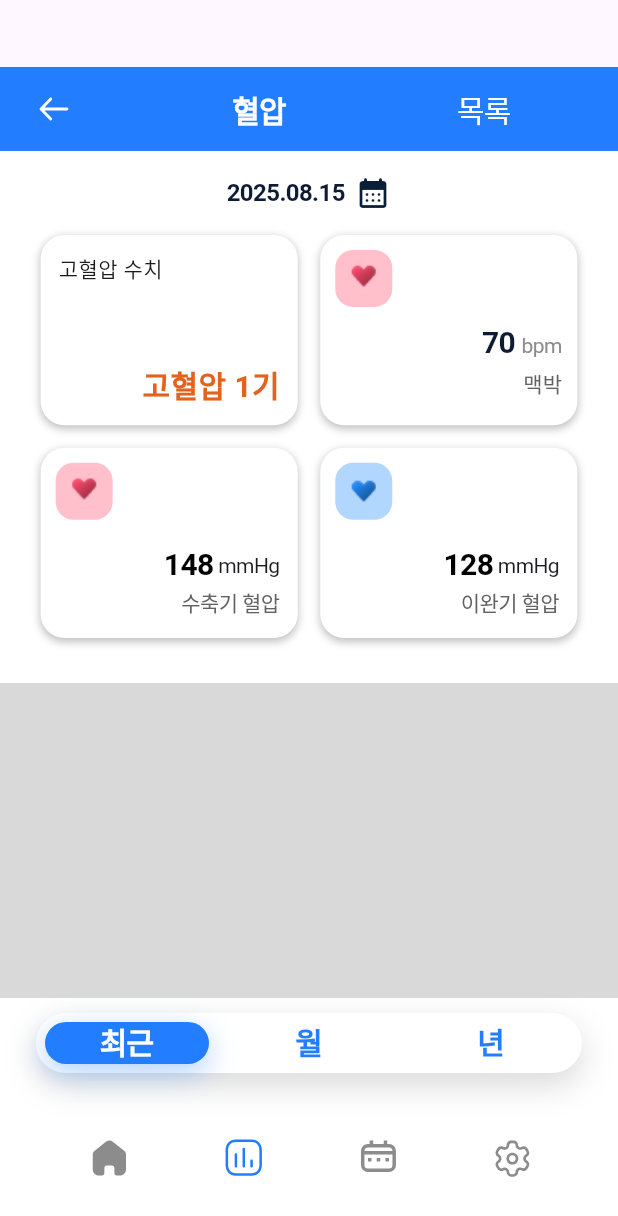
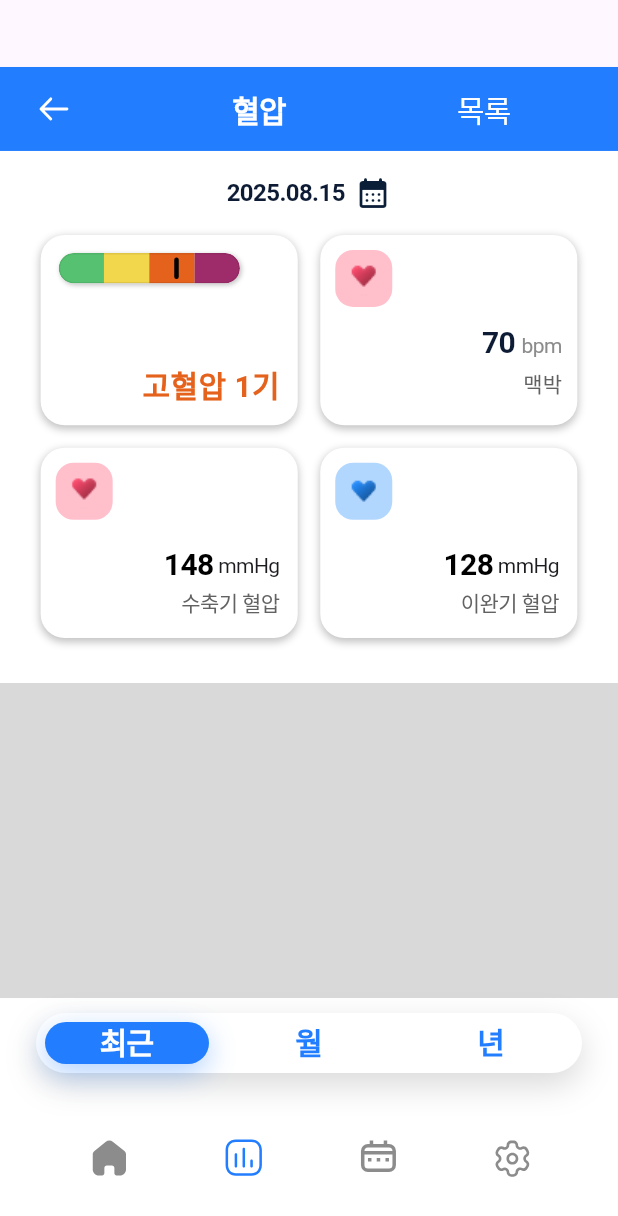
Before and after one commit to novellink-leedaeseung/novel_app, a Flutter app: the BloodPressureInfo screen opened by its route, on a phone screen of 412 x 824 dp. Shown: the top 1216 px of the screen. Run offline on Flutter 3.47's test engine with Material 3 defaults, Android fonts, the phone set to English and light mode, and no system bars; our stand-ins replace flutter_screenutil, flutter_svg, go_router; Roboto replaces fonts that are missing (Pretendard); project files that could hold a hidden picture were left out.

Commit message:
[혈압 상세] 혈압상태 그래프

```diff
--- /dev/null
+++ b/lib/component/range_segment_bar.dart
@@ -0,0 +1,96 @@
+import 'package:flutter/material.dart';
+
+/// 다색 구간 그래프 바 (세그먼트형)
+class RangeSegmentBar extends StatelessWidget {
+  RangeSegmentBar({
+    super.key,
+    required this.colors,               // 각 구간 색상 (예: [초록, 노랑, 주황, 빨강, 보라])
+    this.weights,                       // 각 구간 비율(합계 아무 값이나 OK) 없으면 균등
+    this.height = 24,
+    this.radius = 999,
+    this.showBorder = true,
+    this.indicator,                     // 0.0 ~ 1.0, null이면 표시 안함
+    this.indicatorWidth = 3,
+    this.indicatorColor = Colors.black,
+    this.shadow = const BoxShadow(
+      color: Color(0x26000000),         // 15% 검정
+      blurRadius: 16,
+      offset: Offset(0, 6),
+    ),
+  }) : assert(weights == null || colors.length == weights!.length);
+
+  final List<Color> colors;
+  final List<double>? weights;
+  final double height;
+  final double radius;
+  final bool showBorder;
+  final double? indicator;              // 0~1
+  final double indicatorWidth;
+  final Color indicatorColor;
+  final BoxShadow shadow;
+
+  @override
+  Widget build(BuildContext context) {
+    final w = weights ?? List<double>.filled(colors.length, 1);
+
+    return Container(
+      // 바깥 그림자
+      decoration: BoxDecoration(boxShadow: [shadow]),
+      child: SizedBox(
+        height: height,
+        child: LayoutBuilder(
+          builder: (context, c) {
+            final total = w.fold<double>(0, (a, b) => a + b);
+            final r = BorderRadius.circular(radius);
+
+            return Stack(
+              children: [
+                // 구간 색상
+                ClipRRect(
+                  borderRadius: r,
+                  child: Row(
+                    children: List.generate(colors.length, (i) {
+                      final flex = ((w[i] / total) * 1000).round().clamp(1, 1000);
+                      return Expanded(
+                        flex: flex,
+                        child: Container(color: colors[i]),
+                      );
+                    }),
+                  ),
+                ),
+
+                // 테두리
+                if (showBorder)
+                  Positioned.fill(
+                    child: IgnorePointer(
+                      child: DecoratedBox(
+                        decoration: BoxDecoration(
+                          borderRadius: r,
+                          border: Border.all(color: Colors.black.withOpacity(0.08), width: 1),
+                        ),
+                      ),
+                    ),
+                  ),
+
+                // 인디케이터(세로 바)
+                if (indicator != null)
+                  Positioned(
+                    left: (indicator!.clamp(0.0, 1.0)) * c.maxWidth - (indicatorWidth / 2),
+                    top: 3,
+                    bottom: 3,
+                    child: Container(
+                      width: indicatorWidth,
+                      decoration: BoxDecoration(
+                        color: indicatorColor,
+                        borderRadius: BorderRadius.circular(2),
+                      ),
+                    ),
+                  ),
+              ],
+            );
+          },
+        ),
+      ),
+    );
+  }
+}
--- a/lib/component/summary_row_widget.dart
+++ b/lib/component/summary_row_widget.dart
@@ -1,6 +1,7 @@
 // lib/screen/bp/summary_row.dart
 import 'package:flutter/material.dart';
 import 'package:flutter_screenutil/flutter_screenutil.dart';
+import 'package:novel/component/range_segment_bar.dart';
 import 'package:novel/component/ui_decorations.dart';
 import 'package:novel/primary-color.dart';
 
@@ -38,7 +39,35 @@ class _HypertensionStatusCard extends StatelessWidget {
         child: Column(
           crossAxisAlignment: CrossAxisAlignment.start,
           children: [
-            const Text("고혈압 수치"),
+            Container(
+              width: 110.w,
+              height: 20.h,
+              clipBehavior: Clip.antiAlias,
+              decoration: ShapeDecoration(
+                color: Colors.white,
+                shape: RoundedRectangleBorder(
+                  borderRadius: BorderRadius.circular(24),
+                ),
+                shadows: [
+                  BoxShadow(
+                    color: Color(0x3F000000),
+                    blurRadius: 2,
+                    offset: Offset(1, 1),
+                    spreadRadius: 0,
+                  )
+                ],
+              ),
+              child: RangeSegmentBar(
+                colors: const [
+                  Color(0xFF56C271), // Green
+                  Color(0xFFF2D64B), // Yellow
+                  Color(0xFFE5621C), // Deep Orange
+                  Color(0xFF9E2C6A), // Magenta
+                ],
+                height: 14,
+                indicator: 0.65,
+              ),
+            ),
             const Spacer(),
             Align(
               alignment: Alignment.bottomRight,
@@ -107,6 +136,7 @@ class _HeartRateCard extends StatelessWidget {
 
 class _BpmText extends StatelessWidget {
   const _BpmText({required this.value});
+
   final int value;
 
   @override
```
